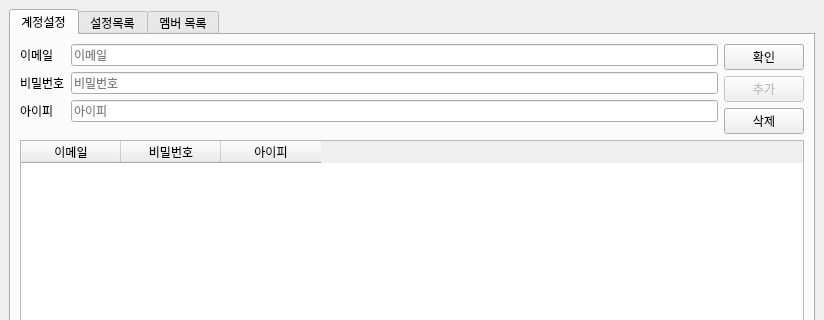
Old version of the form ui/create_chat_macro_v2.ui in the repository Woochang4862/BANDCreateChatMacro; both pictures show x 0 to 824 and y 0 to 320 of the 824 by 637 pixel window.
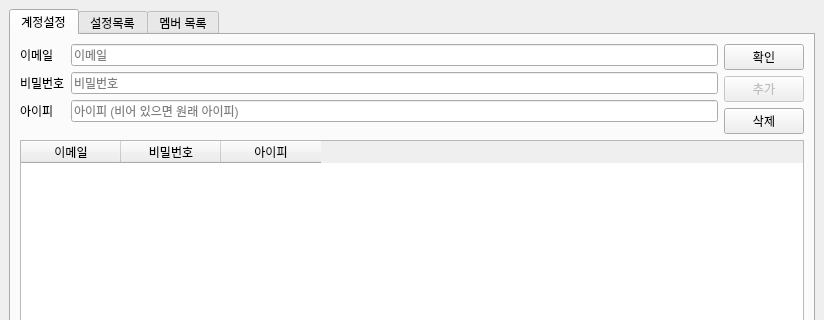
New version of the form.

Patch:
```diff
--- a/ui/create_chat_macro_v2.ui
+++ b/ui/create_chat_macro_v2.ui
@@ -99,7 +99,7 @@
               <item row="2" column="1">
                <widget class="QLineEdit" name="ip_edit">
                 <property name="placeholderText">
-                 <string>아이피</string>
+                 <string>아이피 (비어 있으면 원래 아이피)</string>
                 </property>
                </widget>
               </item>
```
Left out of the diff: 88 changed lines with no effect on the pictures.
